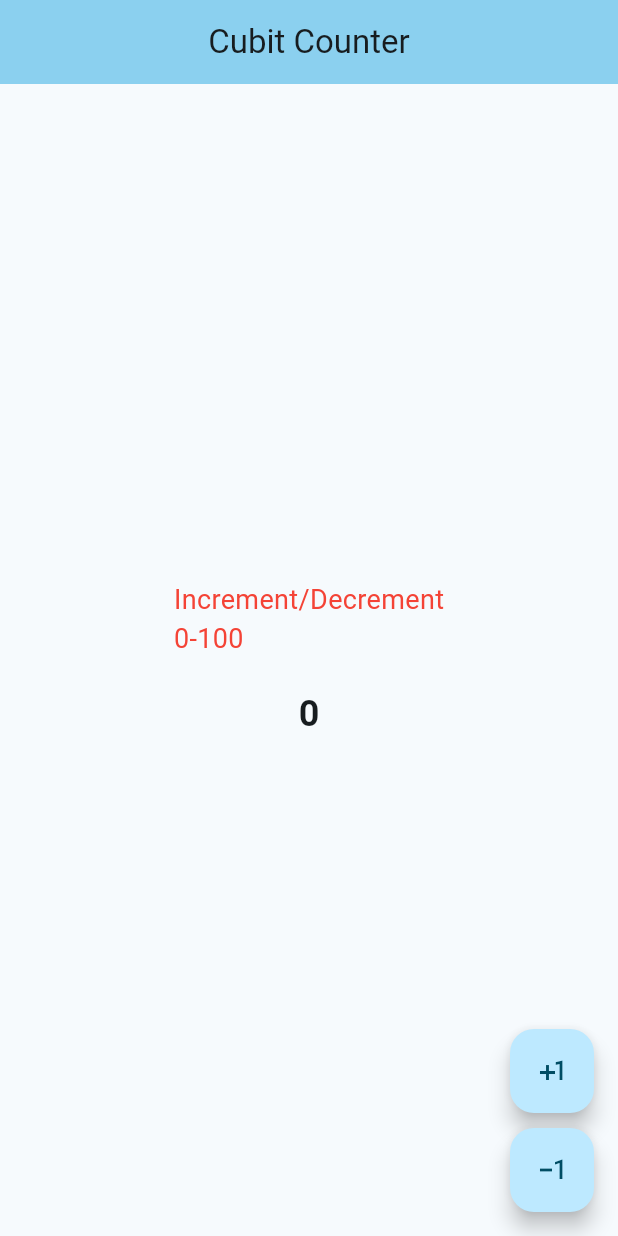
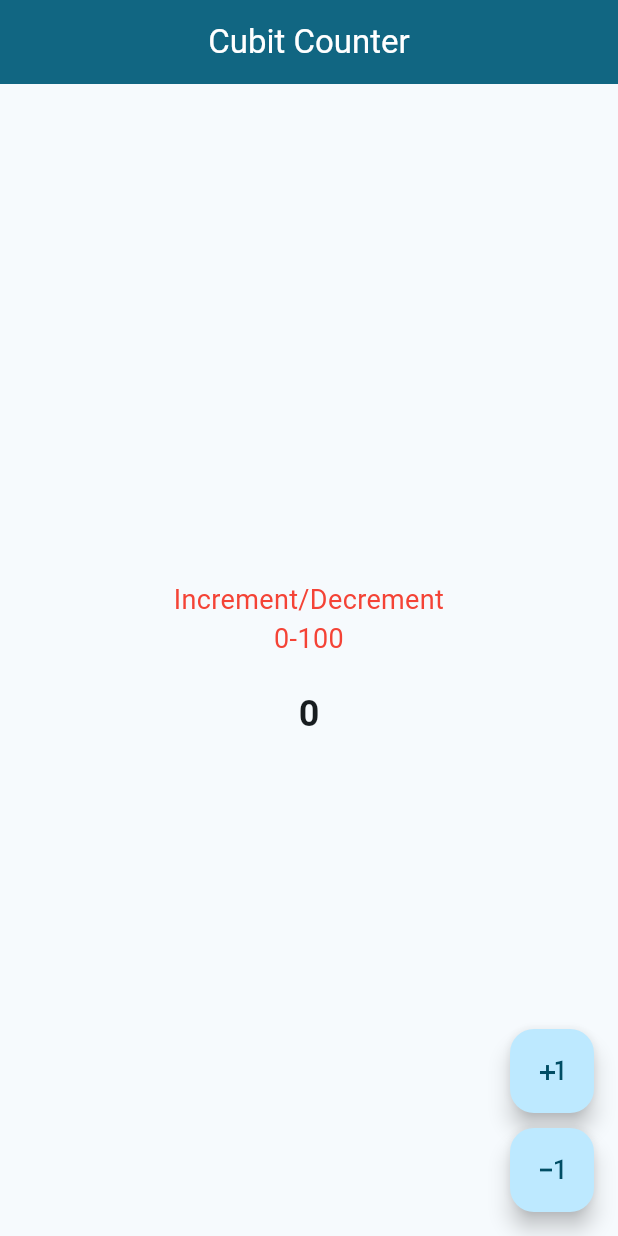
Before and after one commit to MariemAbdi/Bloc-Cubit-Practice, a Flutter app: the screen it shows after launch, after a tap on the "plus one" icon, after a tap on the "exposure minus 1" icon, on a phone screen of 412 x 824 dp. Run offline on Flutter 3.47's test engine with Material 3 defaults, Android fonts, the phone set to English and light mode, and no system bars; our stand-ins replace bloc, equatable, flutter_bloc.

Commit message:
Added equatable + used context.read/context.watch

```diff
--- a/lib/cubit/counter_cubit_state.dart
+++ b/lib/cubit/counter_cubit_state.dart
@@ -4,21 +4,21 @@ import 'package:state_management_cubit/constants.dart';
 import 'package:state_management_cubit/models/counter_model.dart';
 
 class CounterCubit extends Cubit<Counter> {
-  CounterCubit() : super(Counter());
+  CounterCubit() : super(const Counter(0, Constants.defaultMessage));
 
   void increment() {
     if(state.counter < 100){
-      emit(Counter(counter: state.counter + 1, text: Constants.defaultMessage));
+      emit(Counter(state.counter + 1, Constants.defaultMessage));
     }else{
-      emit(Counter(counter:state.counter,text: Constants.upperLimitMessage));
+      emit(Counter(state.counter,Constants.upperLimitMessage));
     }
   }
 
   void decrement() {
     if(state.counter > 0){
-      emit(Counter(counter:state.counter - 1,  text: Constants.defaultMessage));
+      emit(Counter(state.counter - 1,  Constants.defaultMessage));
     }else{
-      emit(Counter(counter:state.counter, text: Constants.lowerLimitMessage));
+      emit(Counter(state.counter, Constants.lowerLimitMessage));
     }
   }
 
--- a/lib/models/counter_model.dart
+++ b/lib/models/counter_model.dart
@@ -1,8 +1,13 @@
-import 'package:state_management_cubit/constants.dart';
+import 'package:equatable/equatable.dart';
 
-class Counter{
+///By implementing Equatable, Flutter will only trigger UI rebuilds when the state
+///properties actually change, preventing unnecessary updates.
+class Counter extends Equatable{
   final int counter;
-  final String text;
+  final String message;
 
-  Counter({this.counter = 0, this.text = Constants.defaultMessage});
+  const Counter(this.counter, this.message);
+
+  @override
+  List<Object?> get props => [counter,message];
 }
--- a/lib/views/home_page.dart
+++ b/lib/views/home_page.dart
@@ -1,49 +1,20 @@
 import 'package:flutter/material.dart';
-import 'package:flutter_bloc/flutter_bloc.dart';
-
-import '../cubit/counter_cubit_state.dart';
-import '../models/counter_model.dart';
+import 'package:state_management_cubit/widgets/buttons.dart';
+import 'package:state_management_cubit/widgets/counter_widget.dart';
 
 class HomePage extends StatelessWidget {
   const HomePage({Key? key}) : super(key: key);
 
   @override
   Widget build(BuildContext context) {
-    final cubit = context.read<CounterCubit>();
     return Scaffold(
       appBar: AppBar(
-        title: const Text("Cubit Counter"),
+        title: const Text("Cubit Counter", style: TextStyle(color: Colors.white)),
         centerTitle: true,
-        backgroundColor: Theme.of(context).colorScheme.inversePrimary,
+        backgroundColor: Theme.of(context).primaryColor,
       ),
-      body: BlocBuilder<CounterCubit, Counter>(
-        builder: (context, state) {
-          return Center(
-            child: Column(
-              mainAxisAlignment: MainAxisAlignment.center,
-              children: [
-                Text(state.text, style: const TextStyle(fontSize: 18, color: Colors.red)),
-                const SizedBox(height: 20),
-                Text("${state.counter}", style: const TextStyle(fontSize: 24, fontWeight: FontWeight.bold)),
-              ],
-            ),
-          );
-        },
-      ),
-      floatingActionButton: Column(
-        mainAxisAlignment: MainAxisAlignment.end,
-        children: [
-          FloatingActionButton(//add increase
-            onPressed: () => cubit.increment(),
-            child: const Icon(Icons.plus_one),
-          ),
-          const SizedBox(height: 10),
-          FloatingActionButton(//add increase
-            onPressed: () => cubit.decrement(),
-            child: const Icon(Icons.exposure_minus_1),
-          ),
-        ],
-      ),
+      body: const CounterWidget(),
+      floatingActionButton: const Buttons(),
     );
   }
 }
--- /dev/null
+++ b/lib/widgets/buttons.dart
@@ -0,0 +1,26 @@
+import 'package:flutter/material.dart';
+import 'package:flutter_bloc/flutter_bloc.dart';
+import 'package:state_management_cubit/cubit/counter_cubit_state.dart';
+
+class Buttons extends StatelessWidget {
+  const Buttons({Key? key}) : super(key: key);
+
+  @override
+  Widget build(BuildContext context) {
+    final cubit = context.read<CounterCubit>();
+    return Column(
+      mainAxisAlignment: MainAxisAlignment.end,
+      children: [
+        FloatingActionButton(//add increase
+          onPressed: () => cubit.increment(),
+          child: const Icon(Icons.plus_one),
+        ),
+        const SizedBox(height: 10),
+        FloatingActionButton(//add increase
+          onPressed: () => cubit.decrement(),
+          child: const Icon(Icons.exposure_minus_1),
+        ),
+      ],
+    );
+  }
+}
--- /dev/null
+++ b/lib/widgets/counter_widget.dart
@@ -0,0 +1,33 @@
+import 'package:flutter/material.dart';
+import 'package:flutter_bloc/flutter_bloc.dart';
+
+import '../cubit/counter_cubit_state.dart';
+import '../models/counter_model.dart';
+
+class CounterWidget extends StatelessWidget {
+  const CounterWidget({Key? key}) : super(key: key);
+
+  @override
+  Widget build(BuildContext context) {
+    ///CAN USE THIS AND REMOVE THE BUILDER
+    ///final cubit = context.watch<CounterCubit>().state;
+    ///cubit.message | cubit.counter
+    return BlocBuilder<CounterCubit, Counter>(
+      //This ensures that the widget rebuilds only when the counter value changes,
+      //ignoring changes to other state properties.
+      buildWhen: (previous, current) => previous != current,
+      builder: (context, state) {
+        return Center(
+          child: Column(
+            mainAxisAlignment: MainAxisAlignment.center,
+            children: [
+              Text(state.message, style: const TextStyle(fontSize: 18, color: Colors.red), textAlign: TextAlign.center),
+              const SizedBox(height: 20),
+              Text("${state.counter}", style: const TextStyle(fontSize: 24, fontWeight: FontWeight.bold)),
+            ],
+          ),
+        );
+      },
+    );
+  }
+}
```
